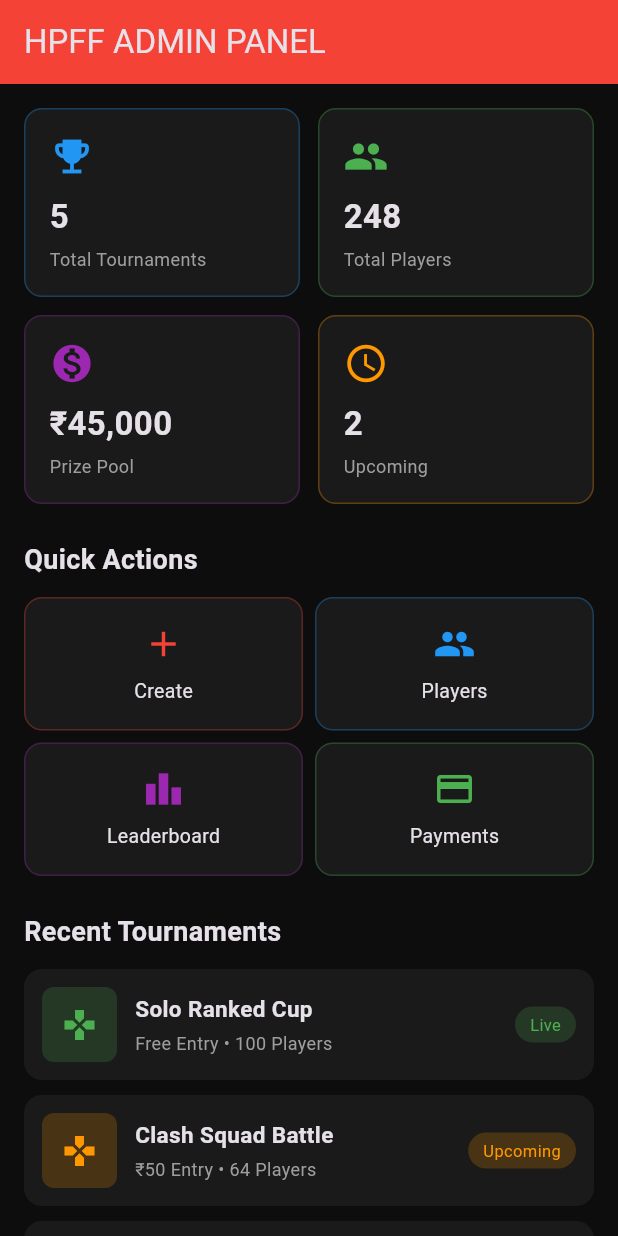
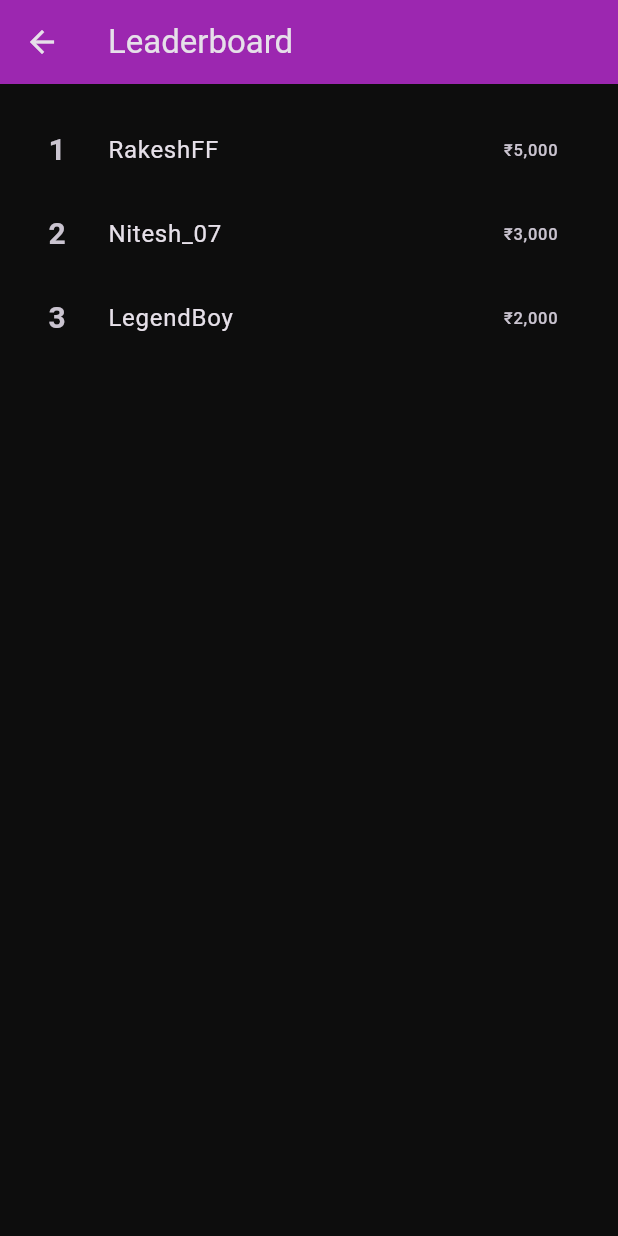
Before and after one commit to hareshkumarpatra87-maker/hpff-admin, a Flutter app: the AdminHomePage screen opened directly, after a tap on "Leaderboard", on a phone screen of 412 x 824 dp. Run offline on Flutter 3.47's test engine with Material 3 defaults, Android fonts, the phone set to English and light mode, and no system bars.

Commit message:
Update main.dart

```diff
--- a/lib/main.dart
+++ b/lib/main.dart
@@ -79,10 +79,7 @@ class _LoginPageState extends State<LoginPage> {
             ),
             const SizedBox(height: 20),
             if (_errorMessage.isNotEmpty)
-              Text(
-                _errorMessage,
-                style: const TextStyle(color: Colors.red),
-              ),
+              Text(_errorMessage, style: const TextStyle(color: Colors.red)),
             const SizedBox(height: 20),
             ElevatedButton(
               onPressed: _login,
@@ -114,7 +111,6 @@ class AdminHomePage extends StatelessWidget {
         child: Column(
           crossAxisAlignment: CrossAxisAlignment.start,
           children: [
-            // Dashboard Cards
             Row(
               children: [
                 Expanded(child: _buildStatCard('Total Tournaments', '5', Icons.emoji_events, Colors.blue)),
@@ -137,15 +133,15 @@ class AdminHomePage extends StatelessWidget {
               children: [
                 Expanded(child: _buildActionButton(context, 'Create', Icons.add, Colors.red, const CreateTournamentPage())),
                 const SizedBox(width: 8),
-                Expanded(child: _buildActionButton(context, 'Players', Icons.people, Colors.blue, null)),
+                Expanded(child: _buildActionButton(context, 'Players', Icons.people, Colors.blue, const PlayersPage())),
               ],
             ),
             const SizedBox(height: 8),
             Row(
               children: [
-                Expanded(child: _buildActionButton(context, 'Leaderboard', Icons.leaderboard, Colors.purple, null)),
+                Expanded(child: _buildActionButton(context, 'Leaderboard', Icons.leaderboard, Colors.purple, const LeaderboardPage())),
                 const SizedBox(width: 8),
-                Expanded(child: _buildActionButton(context, 'Payments', Icons.payment, Colors.green, null)),
+                Expanded(child: _buildActionButton(context, 'Payments', Icons.payment, Colors.green, const PaymentsPage())),
               ],
             ),
             const SizedBox(height: 24),
@@ -181,12 +177,10 @@ class AdminHomePage extends StatelessWidget {
     );
   }
 
-  Widget _buildActionButton(BuildContext context, String label, IconData icon, Color color, Widget? page) {
+  Widget _buildActionButton(BuildContext context, String label, IconData icon, Color color, Widget page) {
     return GestureDetector(
       onTap: () {
-        if (page != null) {
-          Navigator.push(context, MaterialPageRoute(builder: (context) => page));
-        }
+        Navigator.push(context, MaterialPageRoute(builder: (context) => page));
       },
       child: Container(
         padding: const EdgeInsets.symmetric(vertical: 16),
@@ -250,6 +244,7 @@ class AdminHomePage extends StatelessWidget {
   }
 }
 
+// CREATE TOURNAMENT PAGE
 class CreateTournamentPage extends StatefulWidget {
   const CreateTournamentPage({super.key});
 
@@ -276,55 +271,28 @@ class _CreateTournamentPageState extends State<CreateTournamentPage> {
   @override
   Widget build(BuildContext context) {
     return Scaffold(
-      appBar: AppBar(
-        title: const Text('Create Tournament'),
-        backgroundColor: Colors.red,
-      ),
+      appBar: AppBar(title: const Text('Create Tournament'), backgroundColor: Colors.red),
       body: SingleChildScrollView(
         padding: const EdgeInsets.all(16),
         child: Column(
           children: [
-            TextField(
-              controller: _nameController,
-              decoration: const InputDecoration(labelText: 'Tournament Name', border: OutlineInputBorder()),
-            ),
+            TextField(controller: _nameController, decoration: const InputDecoration(labelText: 'Tournament Name', border: OutlineInputBorder())),
             const SizedBox(height: 12),
-            TextField(
-              controller: _entryFeeController,
-              decoration: const InputDecoration(labelText: 'Entry Fee', border: OutlineInputBorder()),
-            ),
+            TextField(controller: _entryFeeController, decoration: const InputDecoration(labelText: 'Entry Fee', border: OutlineInputBorder())),
             const SizedBox(height: 12),
-            TextField(
-              controller: _prizeController,
-              decoration: const InputDecoration(labelText: 'Prize', border: OutlineInputBorder()),
-            ),
+            TextField(controller: _prizeController, decoration: const InputDecoration(labelText: 'Prize', border: OutlineInputBorder())),
             const SizedBox(height: 12),
-            TextField(
-              controller: _dateController,
-              decoration: const InputDecoration(labelText: 'Date', border: OutlineInputBorder()),
-            ),
+            TextField(controller: _dateController, decoration: const InputDecoration(labelText: 'Date', border: OutlineInputBorder())),
             const SizedBox(height: 12),
-            TextField(
-              controller: _timeController,
-              decoration: const InputDecoration(labelText: 'Time', border: OutlineInputBorder()),
-            ),
+            TextField(controller: _timeController, decoration: const InputDecoration(labelText: 'Time', border: OutlineInputBorder())),
             const SizedBox(height: 12),
-            TextField(
-              controller: _roomIdController,
-              decoration: const InputDecoration(labelText: 'Room ID', border: OutlineInputBorder()),
-            ),
+            TextField(controller: _roomIdController, decoration: const InputDecoration(labelText: 'Room ID', border: OutlineInputBorder())),
             const SizedBox(height: 12),
-            TextField(
-              controller: _roomPassController,
-              decoration: const InputDecoration(labelText: 'Room Password', border: OutlineInputBorder()),
-            ),
+            TextField(controller: _roomPassController, decoration: const InputDecoration(labelText: 'Room Password', border: OutlineInputBorder())),
             const SizedBox(height: 20),
             ElevatedButton(
               onPressed: _saveTournament,
-              style: ElevatedButton.styleFrom(
-                backgroundColor: Colors.red,
-                minimumSize: const Size(double.infinity, 50),
-              ),
+              style: ElevatedButton.styleFrom(backgroundColor: Colors.red, minimumSize: const Size(double.infinity, 50)),
               child: const Text('SAVE TOURNAMENT', style: TextStyle(fontSize: 18)),
             ),
           ],
@@ -333,3 +301,63 @@ class _CreateTournamentPageState extends State<CreateTournamentPage> {
     );
   }
 }
+
+// PLAYERS PAGE
+class PlayersPage extends StatelessWidget {
+  const PlayersPage({super.key});
+
+  @override
+  Widget build(BuildContext context) {
+    return Scaffold(
+      appBar: AppBar(title: const Text('Players'), backgroundColor: Colors.blue),
+      body: ListView(
+        padding: const EdgeInsets.all(16),
+        children: const [
+          ListTile(leading: CircleAvatar(child: Text('R')), title: Text('RakeshFF'), subtitle: Text('UID: 12345678'), trailing: Text('Joined')),
+          ListTile(leading: CircleAvatar(child: Text('N')), title: Text('Nitesh_07'), subtitle: Text('UID: 23456789'), trailing: Text('Joined')),
+          ListTile(leading: CircleAvatar(child: Text('L')), title: Text('LegendBoy'), subtitle: Text('UID: 34567890'), trailing: Text('Joined')),
+        ],
+      ),
+    );
+  }
+}
+
+// LEADERBOARD PAGE
+class LeaderboardPage extends StatelessWidget {
+  const LeaderboardPage({super.key});
+
+  @override
+  Widget build(BuildContext context) {
+    return Scaffold(
+      appBar: AppBar(title: const Text('Leaderboard'), backgroundColor: Colors.purple),
+      body: ListView(
+        padding: const EdgeInsets.all(16),
+        children: const [
+          ListTile(leading: Text('1', style: TextStyle(fontSize: 20, fontWeight: FontWeight.bold)), title: Text('RakeshFF'), trailing: Text('₹5,000')),
+          ListTile(leading: Text('2', style: TextStyle(fontSize: 20, fontWeight: FontWeight.bold)), title: Text('Nitesh_07'), trailing: Text('₹3,000')),
+          ListTile(leading: Text('3', style: TextStyle(fontSize: 20, fontWeight: FontWeight.bold)), title: Text('LegendBoy'), trailing: Text('₹2,000')),
+        ],
+      ),
+    );
+  }
+}
+
+// PAYMENTS PAGE
+class PaymentsPage extends StatelessWidget {
+  const PaymentsPage({super.key});
+
+  @override
+  Widget build(BuildContext context) {
+    return Scaffold(
+      appBar: AppBar(title: const Text('Payments'), backgroundColor: Colors.green),
+      body: ListView(
+        padding: const EdgeInsets.all(16),
+        children: const [
+          ListTile(leading: Icon(Icons.check_circle, color: Colors.green), title: Text('Tournament Entry'), subtitle: Text('12 Oct 2026 • 07:12 PM'), trailing: Text('₹50')),
+          ListTile(leading: Icon(Icons.check_circle, color: Colors.green), title: Text('Prize Distribution'), subtitle: Text('11 Oct 2026 • 10:45 PM'), trailing: Text('₹1,000')),
+          ListTile(leading: Icon(Icons.check_circle, color: Colors.green), title: Text('Refund'), subtitle: Text('10 Oct 2026 • 04:20 PM'), trailing: Text('₹50')),
+        ],
+      ),
+    );
+  }
+}
```
